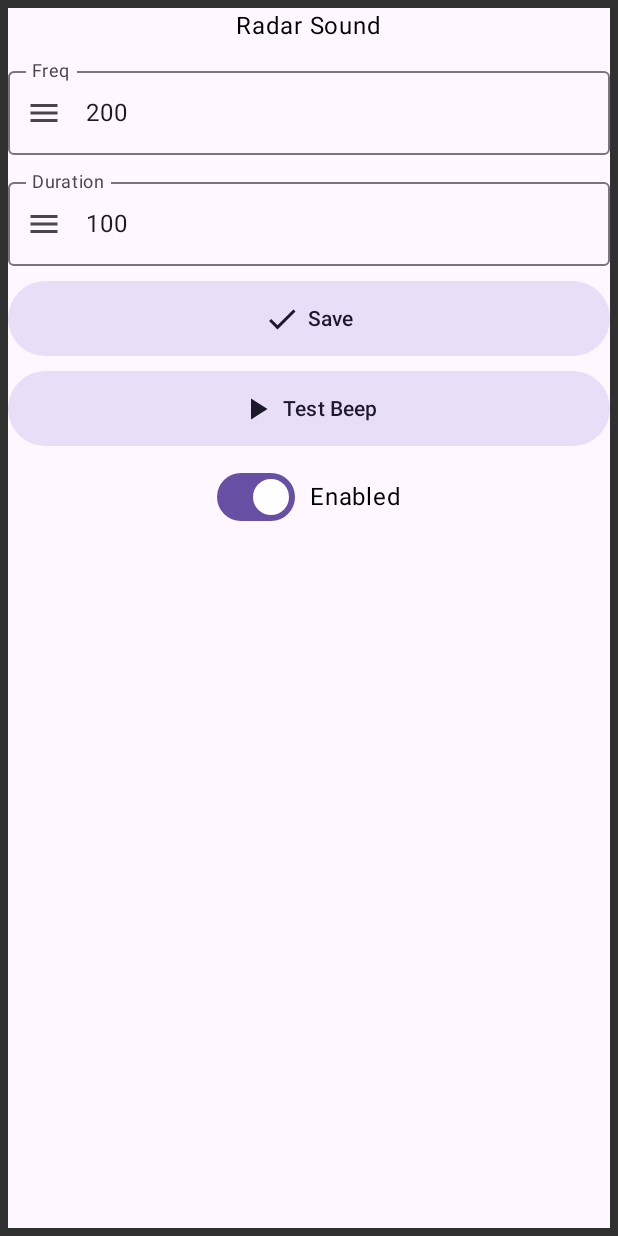
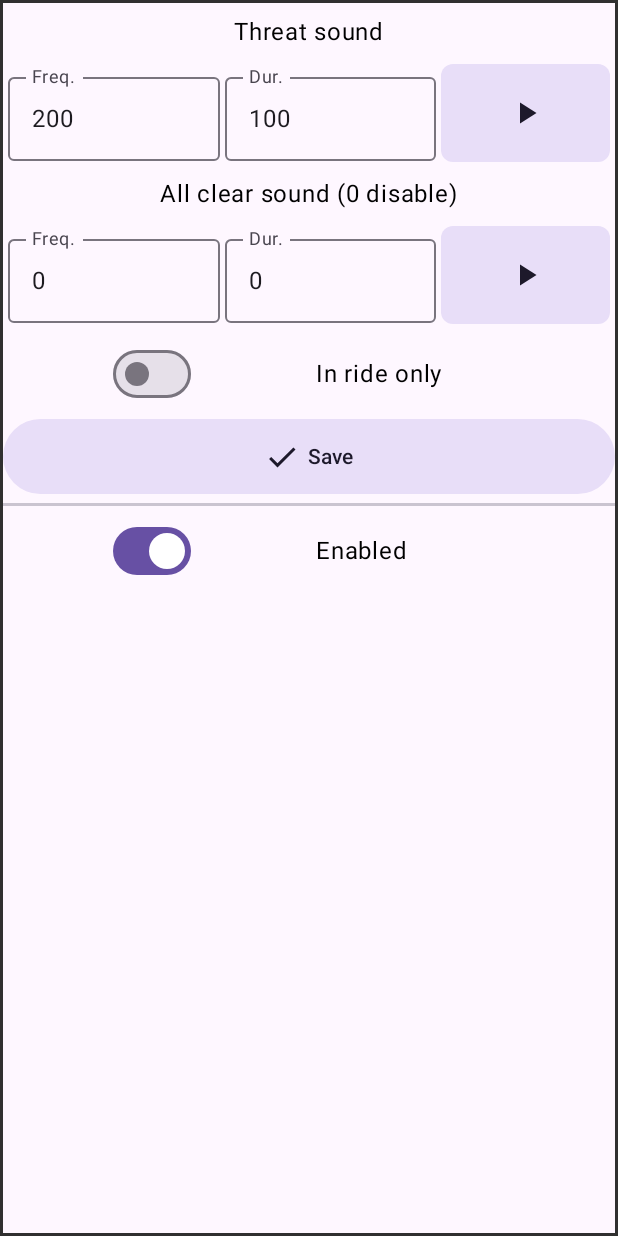
Before and after one commit to itxsvv/kxradar, an Android app built with Jetpack Compose: the screen it shows after launch (MainActivity), on a phone screen of 412 x 824 dp. Run offline under Robolectric (Android 15) with nearby library versions, the phone set to English and light mode, and no system bars; libraries missing offline, so code that uses them is left out: io.hammerhead.karooext; 2 statements that could not run were skipped.

Commit message:
"In ride only" setting "All clear sound" seting

```diff
--- a/app/build.gradle.kts
+++ b/app/build.gradle.kts
@@ -15,8 +15,8 @@ android {
         applicationId = "org.itxsvv.kxradar"
         minSdk = 26
         targetSdk = 34
-        versionCode = 1
-        versionName = "1.0.1"
+        versionCode = 2
+        versionName = "1.0.2"
     }
 
     signingConfigs {
--- a/app/src/main/kotlin/org/itxsvv/kxradar/Extensions.kt
+++ b/app/src/main/kotlin/org/itxsvv/kxradar/Extensions.kt
@@ -6,6 +6,8 @@ import androidx.datastore.preferences.core.edit
 import androidx.datastore.preferences.core.stringPreferencesKey
 import io.hammerhead.karooext.KarooSystemService
 import io.hammerhead.karooext.models.OnStreamState
+import io.hammerhead.karooext.models.PlayBeepPattern
+import io.hammerhead.karooext.models.RideState
 import io.hammerhead.karooext.models.StreamState
 import kotlinx.coroutines.channels.awaitClose
 import kotlinx.coroutines.channels.trySendBlocking
@@ -25,12 +27,19 @@ val settingsKey = stringPreferencesKey("settings")
 data class RadarSettings(
     val threatLevelFreq: Int,
     val threatLevelDur: Int,
+    val threaPassedtLevelFreq: Int,
+    val threatPassedLevelDur: Int,
+    val inRideOnly: Boolean = false,
     val enabled: Boolean = true,
-){
+) {
     companion object {
         val defaultSettings = Json.encodeToString(RadarSettings())
     }
-    constructor() : this(200, 100, true)
+
+    constructor() : this(
+        200, 100, 0, 0,
+        false, true
+    )
 }
 
 suspend fun saveSettings(context: Context, settings: RadarSettings) {
@@ -45,7 +54,7 @@ fun Context.streamSettings(): Flow<RadarSettings> {
             jsonWithUnknownKeys.decodeFromString<RadarSettings>(
                 settingsJson[settingsKey] ?: RadarSettings.defaultSettings
             )
-        } catch(e: Throwable){
+        } catch (e: Throwable) {
             Log.e(KarooRadarExtension.TAG, "Failed to read preferences", e)
             RadarSettings()
         }
@@ -62,3 +71,22 @@ fun KarooSystemService.streamDataFlow(dataTypeId: String): Flow<StreamState> {
         }
     }
 }
+
+fun KarooSystemService.streamRideState(): Flow<RideState> {
+    return callbackFlow {
+        val listenerId = addConsumer { rideState: RideState ->
+            trySendBlocking(rideState)
+        }
+        awaitClose {
+            removeConsumer(listenerId)
+        }
+    }
+}
+
+fun KarooSystemService.beep(freq: Int, duration: Int) {
+    dispatch(
+        PlayBeepPattern(
+            listOf(PlayBeepPattern.Tone(freq, duration))
+        )
+    )
+}
--- a/app/src/main/kotlin/org/itxsvv/kxradar/screens/MainScreen.kt
+++ b/app/src/main/kotlin/org/itxsvv/kxradar/screens/MainScreen.kt
@@ -1,6 +1,5 @@
 package org.itxsvv.kxradar.screens
 
-import android.util.Log
 import androidx.compose.foundation.background
 import androidx.compose.foundation.layout.Arrangement
 import androidx.compose.foundation.layout.Column
@@ -10,16 +9,18 @@ import androidx.compose.foundation.layout.fillMaxSize
 import androidx.compose.foundation.layout.fillMaxWidth
 import androidx.compose.foundation.layout.height
 import androidx.compose.foundation.layout.padding
+import androidx.compose.foundation.layout.size
 import androidx.compose.foundation.layout.width
+import androidx.compose.foundation.shape.RoundedCornerShape
 import androidx.compose.foundation.text.KeyboardOptions
 import androidx.compose.material.icons.Icons
 import androidx.compose.material.icons.filled.Done
-import androidx.compose.material.icons.filled.Info
 import androidx.compose.material.icons.filled.Menu
 import androidx.compose.material.icons.filled.PlayArrow
 import androidx.compose.material3.AlertDialog
 import androidx.compose.material3.Button
 import androidx.compose.material3.FilledTonalButton
+import androidx.compose.material3.HorizontalDivider
 import androidx.compose.material3.Icon
 import androidx.compose.material3.MaterialTheme
 import androidx.compose.material3.OutlinedTextField
@@ -40,8 +41,8 @@ import androidx.compose.ui.unit.dp
 import io.hammerhead.karooext.KarooSystemService
 import io.hammerhead.karooext.models.PlayBeepPattern
 import kotlinx.coroutines.launch
-import org.itxsvv.kxradar.KarooRadarExtension
 import org.itxsvv.kxradar.RadarSettings
+import org.itxsvv.kxradar.beep
 import org.itxsvv.kxradar.saveSettings
 import org.itxsvv.kxradar.streamSettings
 
@@ -55,6 +56,9 @@ fun MainScreen() {
 
     var uiThreatLevelFreq by remember { mutableStateOf(0) }
     var uiThreatLevelDur by remember { mutableStateOf(0) }
+    var uiThreatPassedLevelFreq by remember { mutableStateOf(0) }
+    var uiThreatPassedLevelDur by remember { mutableStateOf(0) }
+    var uiInRideOnlyEnabled by remember { mutableStateOf(true) }
     var uiBeepEnabled by remember { mutableStateOf(true) }
 
     fun saveUISettings() {
@@ -62,6 +66,9 @@ fun MainScreen() {
             val radarSettings = RadarSettings(
                 threatLevelFreq = uiThreatLevelFreq,
                 threatLevelDur = uiThreatLevelDur,
+                threaPassedtLevelFreq = uiThreatPassedLevelFreq,
+                threatPassedLevelDur = uiThreatPassedLevelDur,
+                inRideOnly = uiInRideOnlyEnabled,
                 enabled = uiBeepEnabled
             )
             saveSettings(ctx, radarSettings)
@@ -72,6 +79,9 @@ fun MainScreen() {
         ctx.streamSettings().collect { settings ->
             uiThreatLevelFreq = settings.threatLevelFreq
             uiThreatLevelDur = settings.threatLevelDur
+            uiThreatPassedLevelFreq = settings.threaPassedtLevelFreq
+            uiThreatPassedLevelDur = settings.threatPassedLevelDur
+            uiInRideOnlyEnabled = settings.inRideOnly
             uiBeepEnabled = settings.enabled
         }
     }
@@ -84,39 +94,108 @@ fun MainScreen() {
         modifier = Modifier
             .fillMaxWidth()
             .fillMaxSize()
-            .padding(5.dp)
+            .padding(2.dp)
             .background(MaterialTheme.colorScheme.background),
-        verticalArrangement = Arrangement.spacedBy(10.dp),
+        verticalArrangement = Arrangement.spacedBy(6.dp),
         horizontalAlignment = Alignment.CenterHorizontally
     ) {
-        Text("Radar Sound")
+        Spacer(modifier = Modifier.size(1.dp))
+        Text("Threat sound")
+        Row(
+            modifier = Modifier
+                .fillMaxWidth()
+                .padding(3.dp),
+            verticalAlignment = Alignment.CenterVertically,
+            horizontalArrangement = Arrangement.spacedBy(3.dp)
+        ) {
             OutlinedTextField(
                 value = uiThreatLevelFreq.toString(),
-            leadingIcon = { Icon(imageVector = Icons.Default.Menu, contentDescription = "") },
                 keyboardOptions = KeyboardOptions(keyboardType = KeyboardType.Number),
                 onValueChange = { newText ->
                     if (!newText.isEmpty() && newText.matches(pattern)) {
                         uiThreatLevelFreq = newText.replace("\n", "").toInt()
                     }
                 },
+                modifier = Modifier.weight(1f),
                 singleLine = true,
-            modifier = Modifier.fillMaxWidth(),
-            label = { Text(text = "Freq") }
+                label = { Text(text = "Freq.") }
+
             )
             OutlinedTextField(
                 value = uiThreatLevelDur.toString(),
-            leadingIcon = { Icon(imageVector = Icons.Default.Menu, contentDescription = "") },
                 keyboardOptions = KeyboardOptions(keyboardType = KeyboardType.Decimal),
                 onValueChange = { newText ->
                     if (!newText.isEmpty() && newText.matches(pattern)) {
                         uiThreatLevelDur = (newText.replace("\n", "")).toInt()
                     }
                 },
+                modifier = Modifier.weight(1f),
                 singleLine = true,
-            modifier = Modifier.fillMaxWidth(),
-            label = { Text(text = "Duration") }
+                label = { Text(text = "Dur.") }
             )
-
+            FilledTonalButton(modifier = Modifier
+                .weight(0.8f)
+                .height(65.dp), shape = RoundedCornerShape(8.dp), onClick = {
+                scope.launch {
+                    karooSystem.beep(uiThreatLevelFreq, uiThreatLevelDur)
+                }
+            }) {
+                Icon(Icons.Default.PlayArrow, contentDescription = "")
+            }
+        }
+        Text("All clear sound (0 disable)")
+        Row(
+            modifier = Modifier
+                .fillMaxWidth()
+                .padding(3.dp),
+            verticalAlignment = Alignment.CenterVertically,
+            horizontalArrangement = Arrangement.spacedBy(3.dp)
+        ) {
+            OutlinedTextField(
+                value = uiThreatPassedLevelFreq.toString(),
+                keyboardOptions = KeyboardOptions(keyboardType = KeyboardType.Number),
+                onValueChange = { newText ->
+                    if (!newText.isEmpty() && newText.matches(pattern)) {
+                        uiThreatPassedLevelFreq = newText.replace("\n", "").toInt()
+                    }
+                },
+                modifier = Modifier.weight(1f),
+                singleLine = true,
+                label = { Text(text = "Freq.") }
+            )
+            OutlinedTextField(
+                value = uiThreatPassedLevelDur.toString(),
+                keyboardOptions = KeyboardOptions(keyboardType = KeyboardType.Decimal),
+                onValueChange = { newText ->
+                    if (!newText.isEmpty() && newText.matches(pattern)) {
+                        uiThreatPassedLevelDur = (newText.replace("\n", "")).toInt()
+                    }
+                },
+                modifier = Modifier.weight(1f),
+                singleLine = true,
+                label = { Text(text = "Dur.") }
+            )
+            FilledTonalButton(modifier = Modifier
+                .weight(0.8f)
+                .height(65.dp), shape = RoundedCornerShape(8.dp), onClick = {
+                scope.launch {
+                    karooSystem.beep(uiThreatPassedLevelFreq, uiThreatPassedLevelDur)
+                }
+            }) {
+                Icon(Icons.Default.PlayArrow, contentDescription = "")
+            }
+        }
+        Row(verticalAlignment = Alignment.CenterVertically) {
+            Switch(
+                modifier = Modifier.weight(1f),
+                checked = uiInRideOnlyEnabled,
+                onCheckedChange = {
+                    uiInRideOnlyEnabled = it
+                }
+            )
+            Spacer(modifier = Modifier.width(10.dp))
+            Text(modifier = Modifier.weight(1f), text = "In ride only")
+        }
         FilledTonalButton(modifier = Modifier
             .fillMaxWidth()
             .height(50.dp), onClick = {
@@ -129,32 +208,11 @@ fun MainScreen() {
             Spacer(modifier = Modifier.width(5.dp))
             Text("Save")
         }
-
-        FilledTonalButton(modifier = Modifier
-            .fillMaxWidth()
-            .height(50.dp), onClick = {
-            scope.launch {
-                if(karooSystem.dispatch(
-                    PlayBeepPattern(
-                        listOf(
-                            PlayBeepPattern.Tone(uiThreatLevelFreq, uiThreatLevelDur)
-                        )
-                    )
-                )) {
-                    Log.i(KarooRadarExtension.TAG, "Beep! $uiThreatLevelFreq $uiThreatLevelDur")
-                } else {
-                    Log.i(KarooRadarExtension.TAG, "Not connected!")
-                }
-            }
-        }) {
-            Icon(Icons.Default.PlayArrow, contentDescription = "")
-            Spacer(modifier = Modifier.width(5.dp))
-            Text("Test Beep")
-        }
-
+        HorizontalDivider(thickness = 2.dp)
         Row(verticalAlignment = Alignment.CenterVertically) {
             Switch(
-                uiBeepEnabled,
+                modifier = Modifier.weight(1f),
+                checked = uiBeepEnabled,
                 onCheckedChange = {
                     uiBeepEnabled = it
                     scope.launch {
@@ -163,14 +221,16 @@ fun MainScreen() {
                 }
             )
             Spacer(modifier = Modifier.width(10.dp))
-            Text("Enabled")
+            Text(modifier = Modifier.weight(1f), text = "Enabled")
         }
 
-        if (savedDialogVisible){
+        if (savedDialogVisible) {
             AlertDialog(onDismissRequest = { savedDialogVisible = false },
-                confirmButton = { Button(onClick = {
+                confirmButton = {
+                    Button(onClick = {
                         savedDialogVisible = false
-                }) { Text("OK") } },
+                    }) { Text("OK") }
+                },
                 text = { Text("Settings saved successfully.") }
             )
         }
```
Also changed, not shown: app/src/main/kotlin/org/itxsvv/kxradar/KarooRadarExtension.kt (+32 -24 lines), 3 other files. Lines whose indentation alone changed are shown as unchanged.
